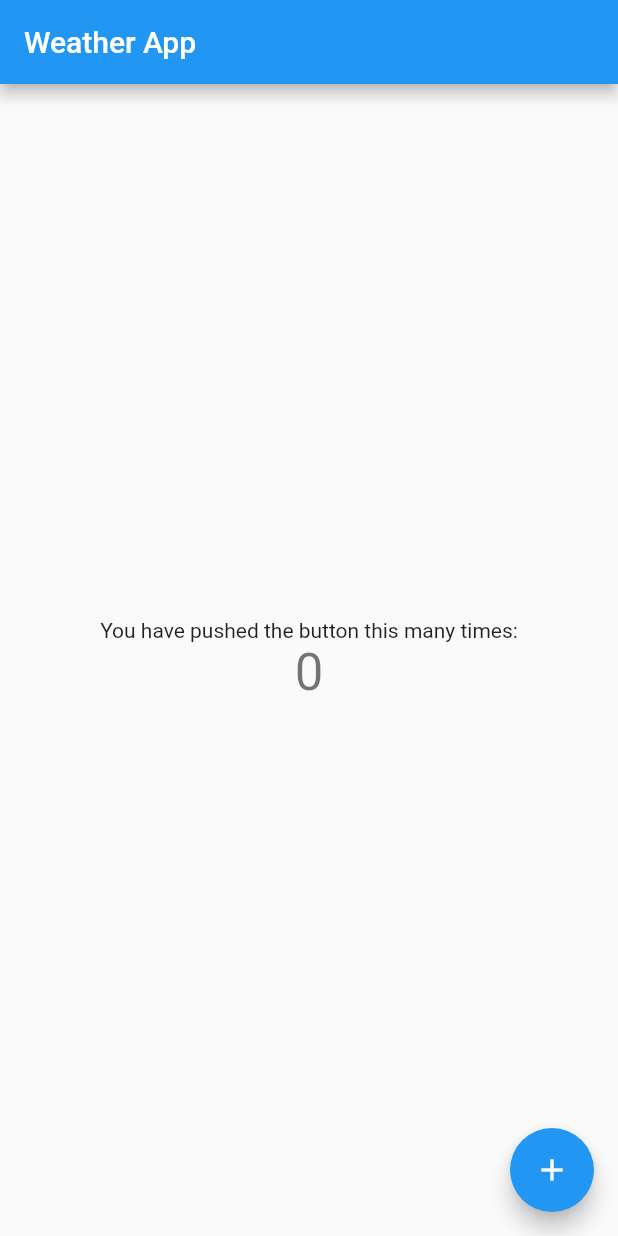
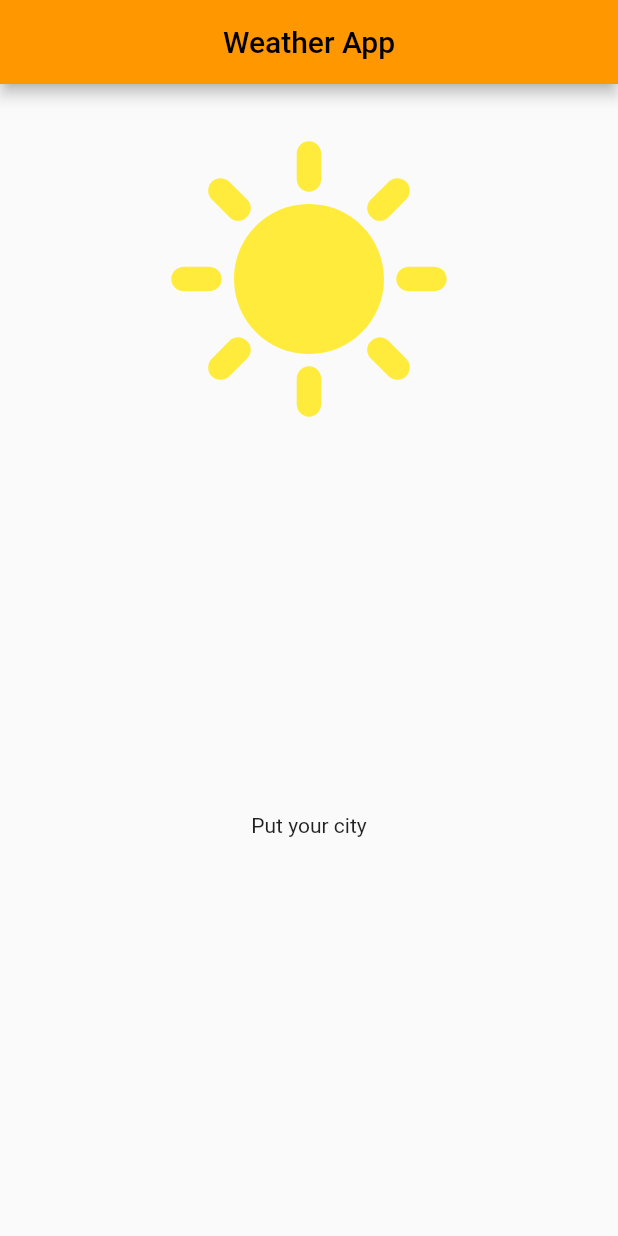
Before and after one commit to drekyyy/WeatherApp, a Flutter app: the screen it shows after launch, on a phone screen of 412 x 824 dp. Run offline on Flutter 3.47's test engine with Material 2 defaults, Android fonts, the phone set to English and light mode, and no system bars.

Commit message:
add home_screen, create weather model, weather data provider, weather repository

```diff
--- /dev/null
+++ b/lib/data/weather_api.dart
@@ -0,0 +1,2 @@
+// our data provider for weather
+class WeatherAPI {}
--- /dev/null
+++ b/lib/data/weather_model.dart
@@ -0,0 +1,41 @@
+import 'dart:convert';
+
+// ignore_for_file: public_member_api_docs, sort_constructors_first
+
+class Weather {
+  String city;
+  String weather;
+  String icon;
+  double temperature;
+  double temperatureMin;
+  double temperatureMax;
+  double pressure;
+  double windSpeed;
+  double humidity;
+
+  Weather({
+    required this.city,
+    required this.weather,
+    required this.icon,
+    required this.temperature,
+    required this.temperatureMin,
+    required this.temperatureMax,
+    required this.pressure,
+    required this.windSpeed,
+    required this.humidity,
+  });
+
+  factory Weather.fromJson(Map<String, dynamic> json) {
+    return Weather(
+      city: json['name'],
+      weather: json['weather.main'],
+      icon: json['weather.icon'],
+      temperature: json['main.temp'],
+      temperatureMin: json['main.temp_min'],
+      temperatureMax: json['main.temp_max'],
+      pressure: json['main.pressure'],
+      windSpeed: json['wind.speed'],
+      humidity: json['main.humidity'],
+    );
+  }
+}
--- a/lib/main.dart
+++ b/lib/main.dart
@@ -13,7 +13,7 @@ class MyApp extends StatelessWidget {
     return MaterialApp(
       title: 'Flutter Demo',
       theme: ThemeData(
-        primarySwatch: Colors.blue,
+        primarySwatch: Colors.orange,
       ),
       home: const HomeScreen(title: 'Weather App'),
     );
--- a/lib/presentation/screens/home_screen.dart
+++ b/lib/presentation/screens/home_screen.dart
@@ -9,38 +9,28 @@ class HomeScreen extends StatefulWidget {
 }
 
 class _HomeScreenState extends State<HomeScreen> {
-  int _counter = 0;
-
-  void _incrementCounter() {
-    setState(() {
-      _counter++;
-    });
-  }
-
   @override
   Widget build(BuildContext context) {
     return Scaffold(
       appBar: AppBar(
-        title: Text(widget.title),
+        title: Center(child: Text(widget.title)),
       ),
       body: Center(
         child: Column(
-          mainAxisAlignment: MainAxisAlignment.center,
           children: <Widget>[
-            const Text(
-              'You have pushed the button this many times:',
-            ),
-            Text(
-              '$_counter',
-              style: Theme.of(context).textTheme.headline4,
-            ),
+            const Flexible(
+                flex: 3,
+                child: Padding(
+                    padding: EdgeInsets.only(top: 30),
+                    child: Icon(Icons.sunny, size: 200, color: Colors.yellow))),
+            Flexible(fit: FlexFit.tight, flex: 3, child: Container(height: 10)),
+            const Flexible(
+                flex: 3,
+                child: Text(
+                  'Put your city',
+                )),
           ],
         ),
-      ),
-      floatingActionButton: FloatingActionButton(
-        onPressed: _incrementCounter,
-        tooltip: 'Increment',
-        child: const Icon(Icons.add),
       ),
     );
   }
--- a/pubspec.yaml
+++ b/pubspec.yaml
@@ -39,6 +39,7 @@ dependencies:
   connectivity_plus: ^2.3.6+1
   hydrated_bloc: ^8.1.0
   path_provider: ^2.0.11
+  http: ^0.13.5
 
 dev_dependencies:
   flutter_test:
```
Also changed, not shown: lib/data/weather_repository.dart (added), pubspec.lock.
